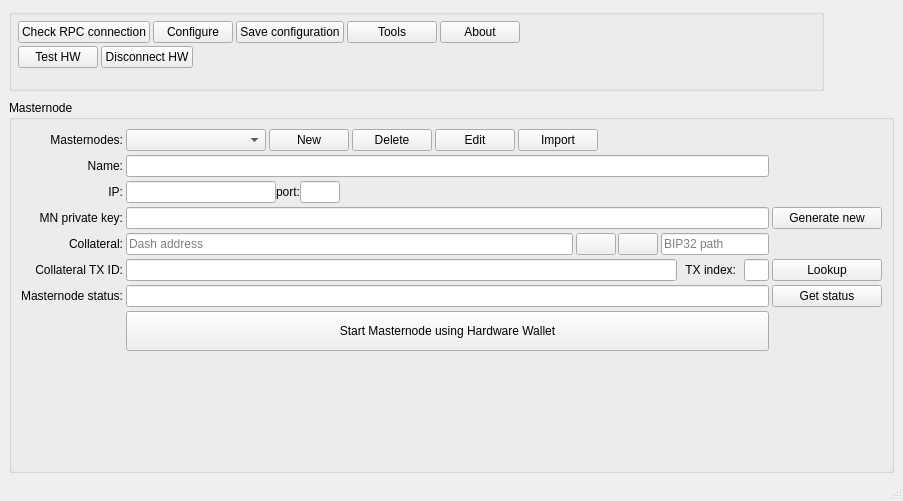
Bertrand256/dash-masternode-tool, file src/ui/ui_main_dlg.ui: the form before one commit.
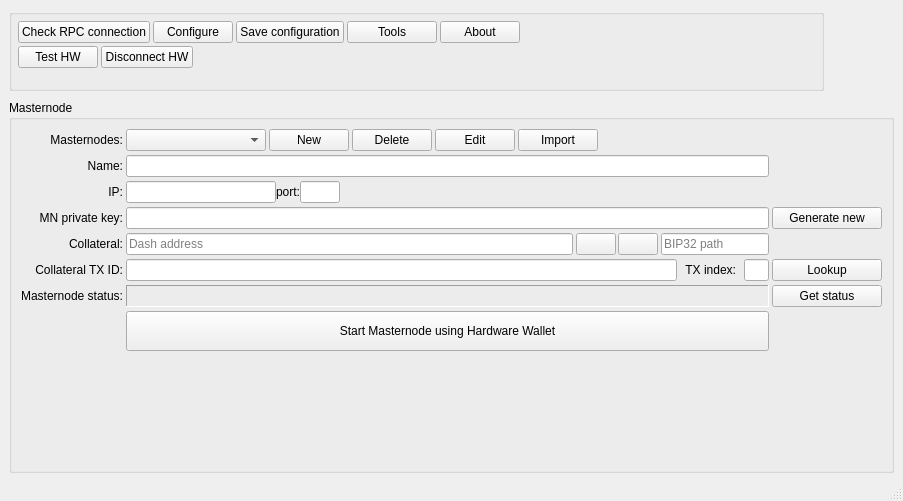
The form after the commit.

Commit message: Get extended masternode status

```diff
--- a/src/ui/ui_main_dlg.ui
+++ b/src/ui/ui_main_dlg.ui
@@ -489,31 +489,6 @@
            </property>
           </widget>
          </item>
-         <item row="6" column="1">
-          <widget class="QLineEdit" name="edtMnStatus">
-           <property name="sizePolicy">
-            <sizepolicy hsizetype="Expanding" vsizetype="Maximum">
-             <horstretch>0</horstretch>
-             <verstretch>0</verstretch>
-            </sizepolicy>
-           </property>
-           <property name="minimumSize">
-            <size>
-             <width>0</width>
-             <height>0</height>
-            </size>
-           </property>
-           <property name="maximumSize">
-            <size>
-             <width>16777215</width>
-             <height>16777215</height>
-            </size>
-           </property>
-           <property name="toolTip">
-            <string>Status of the Masternode. To get current status click the button &lt;Get status&gt;.</string>
-           </property>
-          </widget>
-         </item>
          <item row="0" column="0">
           <widget class="QLabel" name="label_5">
            <property name="text">
@@ -717,6 +692,25 @@
            </property>
           </widget>
          </item>
+         <item row="6" column="1">
+          <widget class="QLabel" name="lblMnStatus">
+           <property name="frameShape">
+            <enum>QFrame::Panel</enum>
+           </property>
+           <property name="frameShadow">
+            <enum>QFrame::Sunken</enum>
+           </property>
+           <property name="lineWidth">
+            <number>1</number>
+           </property>
+           <property name="text">
+            <string/>
+           </property>
+           <property name="wordWrap">
+            <bool>true</bool>
+           </property>
+          </widget>
+         </item>
         </layout>
        </item>
       </layout>
```
Left out of the diff: 122 changed lines with no effect on the pictures. The commit also changes 7 other files.
